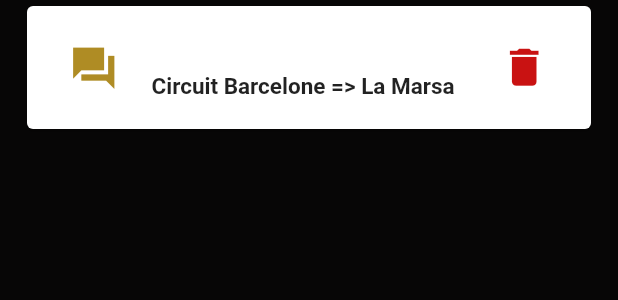
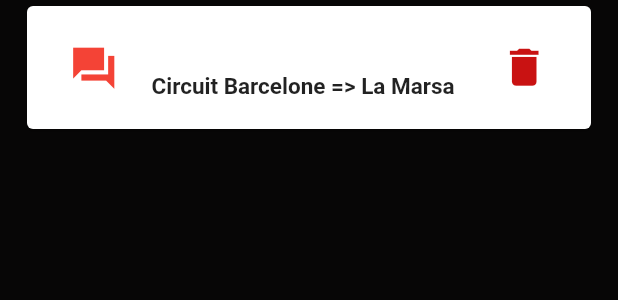
Before and after one commit to travel-companion/client, a Flutter app: the CartItem widget shown alone on an empty page, opened directly with empty values, on a phone screen of 412 x 824 dp. Shown: the top 300 px of the screen. Run offline on Flutter 3.47's test engine with Material 2 defaults, Android fonts, the light colour scheme and no system bars; our stand-ins replace cached_network_image, cloud_firestore, faker, firebase_auth, firebase_core, firebase_storage and 9 more; missing offline and left inert: comment_box, filter_list; accounts and stored records are empty; network calls fail.

Commit message:
notification additional fiture

```diff
--- a/travelcompanion/lib/Chat_Side/pages/report_page.dart
+++ b/travelcompanion/lib/Chat_Side/pages/report_page.dart
@@ -13,8 +13,8 @@ class ReportPage extends StatefulWidget {
 }
 
 class _ReportPageState extends State<ReportPage> {
-  List<String> tests = ['Late', 'Broke down', 'Full'];
-  String? selectedTest = 'Late';
+  List<String> tests = ['NO INCIDENT','LATE', 'BROKE DOWN', 'FULL'];
+  String? selectedTest = 'NO INCIDENT';
   DocumentReference chatRoomData =
       FirebaseFirestore.instance.collection("chatRoomData").doc();
   @override
--- a/travelcompanion/lib/userProfil/Widgets/CartItem.dart
+++ b/travelcompanion/lib/userProfil/Widgets/CartItem.dart
@@ -4,6 +4,7 @@ import 'package:flutter/material.dart';
 import 'package:travelcompanion/Chat_Side/main_chat.dart';
 import 'package:cloud_firestore/cloud_firestore.dart';
 import '../userProfil.dart';
+
 class CartItem extends StatefulWidget {
   final roomName;
   final userId;
@@ -31,14 +32,18 @@ class cardItem extends State<CartItem> {
   _delete(name) async {
     DocumentReference _userLines =
         FirebaseFirestore.instance.collection('UserData').doc(widget.userId);
+    DocumentReference chatRoomData =
+        FirebaseFirestore.instance.collection('chatRoomData').doc(widget.roomName);
+    await chatRoomData.get().then((value) => {
+      chatRoomData.update({"activeUsers":value["activeUsers"].where((e){
+        return e?['uid']!=widget.userId;
+      }).toList()})
+    });
     await _userLines.get().then((value) => {
-          log(value['userLines'].toString()),
           _userLines.update({
             "userLines": value['userLines'].where((i) => i != name).toList()
           }).then((value) => Navigator.push(
-                              context, MaterialPageRoute(builder: (context) =>
-                              UserProfil())
-                              ) )
+              context, MaterialPageRoute(builder: (context) => UserProfil())))
         });
   }
 
@@ -57,11 +62,42 @@ class cardItem extends State<CartItem> {
                   onPressed: () {
                     _pressed();
                   },
-                  icon: const Icon(
-                    Icons.question_answer_sharp,
-                    size: 33,
-                    color: Color.fromARGB(255, 175, 140, 36),
-                  ),
+                  icon: FutureBuilder(
+                  future: FirebaseFirestore.instance
+                    .collection("chatRoomData")
+                    .doc(widget.roomName)
+                    .get(),
+                      builder: (BuildContext context,
+                    AsyncSnapshot<DocumentSnapshot> snapshot) {
+                         if (snapshot.hasError) {
+                    return const Icon(
+                          Icons.question_answer_sharp,
+                          size: 33,
+                          color: Color.fromARGB(255, 175, 140, 36),
+                        );
+                  }
+
+
+                  if (snapshot.connectionState == ConnectionState.done) {
+                    Map<String, dynamic> data =
+                        snapshot.data?.data() as Map<String, dynamic>;
+                    return (data["alert"]=="NO INCIDENT")?
+                      const Icon(
+                          Icons.question_answer_sharp,
+                          size: 33,
+                          color: Color.fromARGB(255, 175, 140, 36),
+                        ):const Icon(
+                          Icons.question_answer_sharp,
+                          size: 33,
+                          color: Colors.red,
+                        );
+                  }
+                  return const Icon(
+                          Icons.question_answer_sharp,
+                          size: 33,
+                          color: Color.fromARGB(255, 175, 140, 36),
+                        );
+                      }),
                 ),
                 const SizedBox(width: 15.0),
                 Column(
```
Also changed, not shown: travelcompanion/lib/Chat_Side/pages/messages_page.dart (+46 -37 lines), travelcompanion/lib/userProfil/Widgets/stack_container.dart (+10 -6 lines), travelcompanion/pubspec.yaml (+6 -7 lines), travelcompanion/pubspec.lock.
